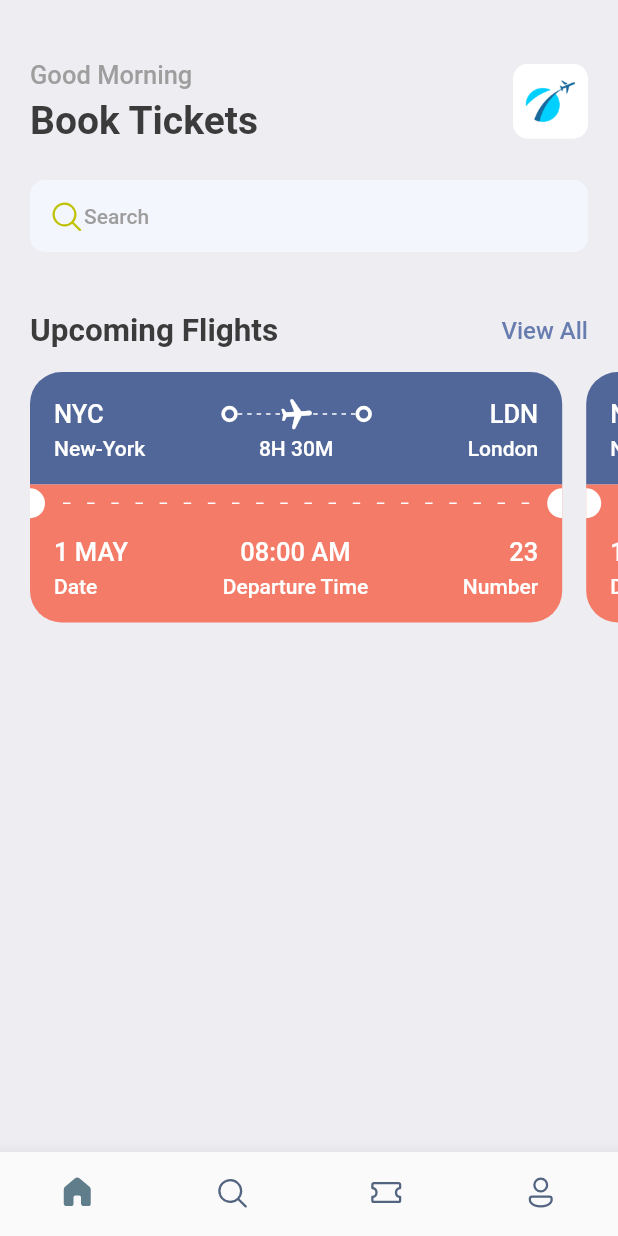
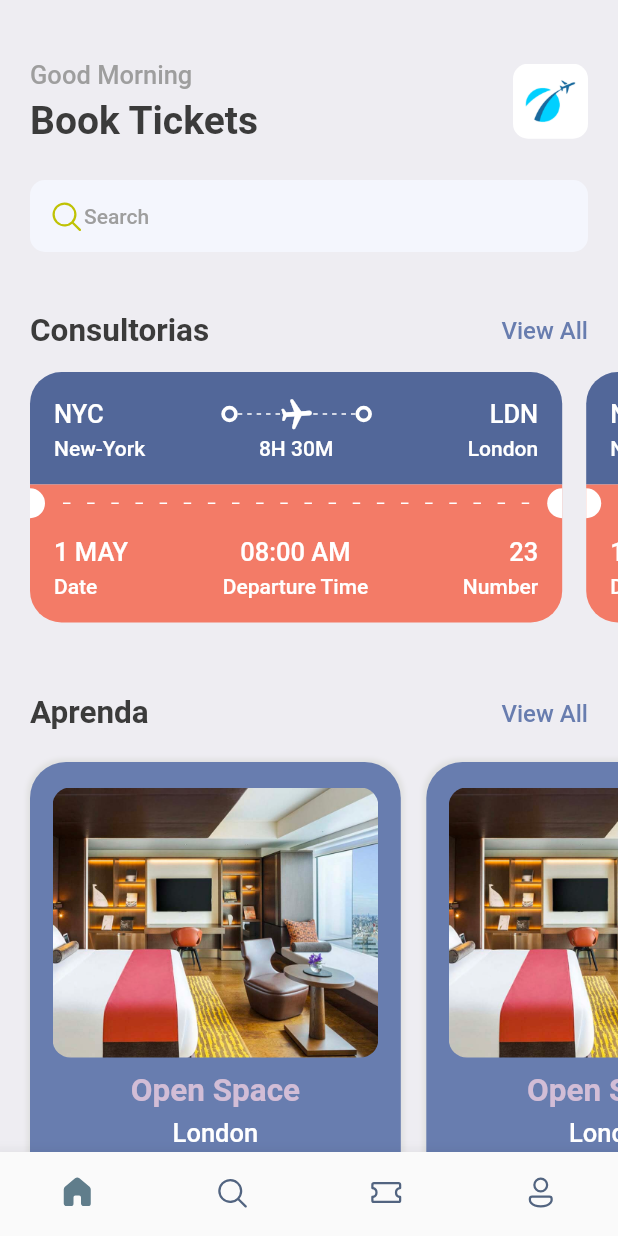
Before and after one commit to Gabriel-Spinola/MentalHealthApp, a Flutter app: the screen it shows after launch, on a phone screen of 412 x 824 dp. Run offline on Flutter 3.47's test engine with Material 2 defaults, Android fonts, the phone set to English and light mode, and no system bars; our stand-ins replace fluentui_icons, gap.

Commit message:
more cards

```diff
--- a/lib/utils/app_styles.dart
+++ b/lib/utils/app_styles.dart
@@ -7,6 +7,7 @@ class Styles {
   static Color textColor = const Color(0xFF3b3b3b);
   static Color bgColor = const Color(0xFFeeedf2);
   static Color orangeColor = const Color(0xFFF37B67);
+  static Color kakiColor = const Color(0xFFd2bdd6);
 
   static TextStyle textStyle = TextStyle(fontSize: 16, color: textColor, fontWeight: FontWeight.w500);
   static TextStyle headLine1Style = TextStyle(fontSize: 26, color: textColor, fontWeight: FontWeight.bold);
--- a/lib/views/home_screen.dart
+++ b/lib/views/home_screen.dart
@@ -2,6 +2,7 @@ import 'package:fluentui_icons/fluentui_icons.dart';
 import 'package:flutter/cupertino.dart';
 import 'package:flutter/material.dart';
 import 'package:gap/gap.dart';
+import 'package:mental_health_application2/widgets/card_view.dart';
 import 'package:mental_health_application2/widgets/ticket_view.dart';
 
 import '../routes/app_routes.dart';
@@ -71,7 +72,7 @@ class _HomeScreenState extends State<HomeScreen> {
                 Row(
                   mainAxisAlignment: MainAxisAlignment.spaceBetween,
                   children: <Widget>[
-                    Text('Upcoming Flights', style: Styles.headLine2Style),
+                    Text('Consultorias', style: Styles.headLine2Style),
                     InkWell(
                       child: Text('View All', style: Styles.textStyle.copyWith(color: Styles.primaryColor)),
                       onTap: () {
@@ -94,6 +95,34 @@ class _HomeScreenState extends State<HomeScreen> {
               ],
             )
           ),
+          const Gap(15.0),
+          Padding(
+            padding: const EdgeInsets.symmetric(horizontal: 20.0),
+            child: Row(
+              mainAxisAlignment: MainAxisAlignment.spaceBetween,
+              children: <Widget>[
+                Text('Aprenda', style: Styles.headLine2Style),
+                InkWell(
+                  child: Text('View All', style: Styles.textStyle.copyWith(color: Styles.primaryColor)),
+                  onTap: () {
+                    print('tapped');
+                  },
+                ),
+              ],
+            ),
+          ),
+          const Gap(15.0),
+          SingleChildScrollView(
+            padding: const EdgeInsets.only(left: 20.0),
+            scrollDirection: Axis.horizontal,
+            child: Row(
+              children: const <Widget>[
+                CardsView(),
+                CardsView(),
+                CardsView(),
+              ],
+            )
+          ),
         ],
       ),
       bottomNavigationBar: const BottomBar(),
--- /dev/null
+++ b/lib/widgets/card_view.dart
@@ -0,0 +1,54 @@
+import 'package:flutter/cupertino.dart';
+import 'package:flutter/material.dart';
+import 'package:gap/gap.dart';
+import 'package:mental_health_application2/utils/app_layout.dart';
+
+import '../utils/app_styles.dart';
+
+class CardsView extends StatelessWidget {
+  const CardsView({Key? key}) : super(key: key);
+
+  @override
+  Widget build(BuildContext context) {
+    final Size layoutSize = AppLayout.getSize(context);
+
+    return Container(
+      margin: const EdgeInsets.only(right: 17.0, top: 5.0),
+      padding: const EdgeInsets.symmetric(horizontal: 15.0, vertical: 17.0),
+      width: layoutSize.width * .6,
+      height: 350,
+      decoration: BoxDecoration(
+        color: Styles.primaryColor,
+        borderRadius: BorderRadius.circular(24.0),
+        boxShadow: [
+          BoxShadow(
+            color: Colors.grey.shade300,
+            blurRadius: 2.0,
+            spreadRadius: 2.0,
+          ),
+        ],
+      ),
+      child: Column(
+        children: <Widget>[
+          Container(
+            height: 180,
+            decoration: BoxDecoration(
+              color: Styles.primaryColor,
+              borderRadius: BorderRadius.circular(12.0),
+              image: const DecorationImage(
+                fit: BoxFit.cover,
+                image: AssetImage('assets/images/one.png')
+              ),
+            ),
+          ),
+          const Gap(10.0),
+          Text('Open Space', style: Styles.headLine2Style.copyWith(color: Styles.kakiColor)),
+          const Gap(5.0),
+          Text('London', style: Styles.headLine3Style.copyWith(color: Colors.white)),
+          const Gap(8.0),
+          Text('\$40/night', style: Styles.headLine1Style.copyWith(color: Styles.kakiColor)),
+        ]
+      ),
+    );
+  }
+}
```
Also changed, not shown: lib/utils/app_info_list.dart (added).
